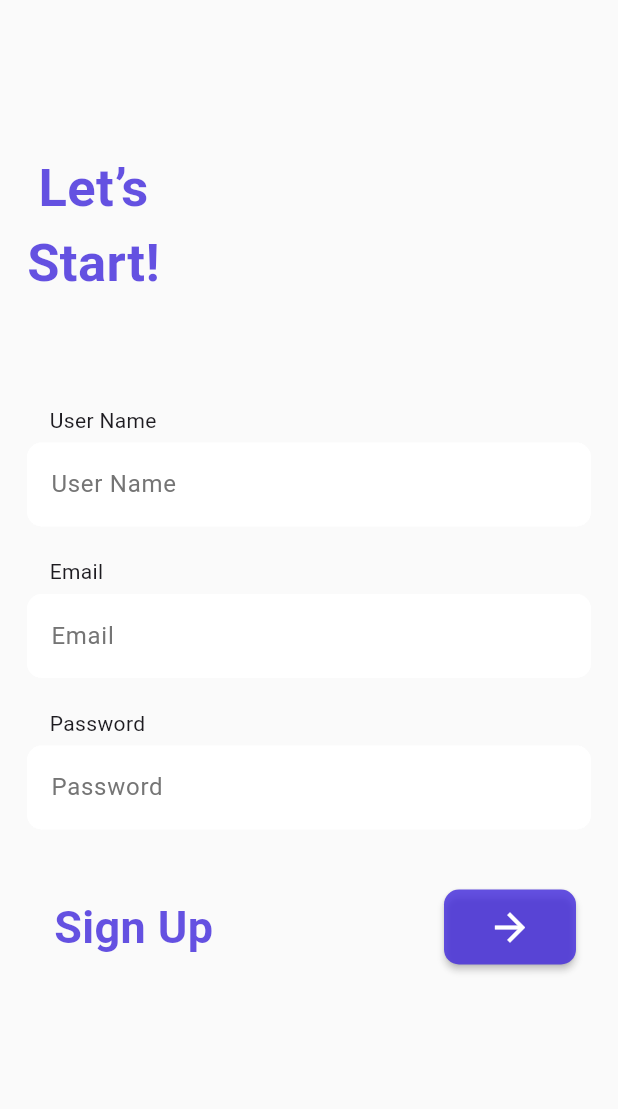
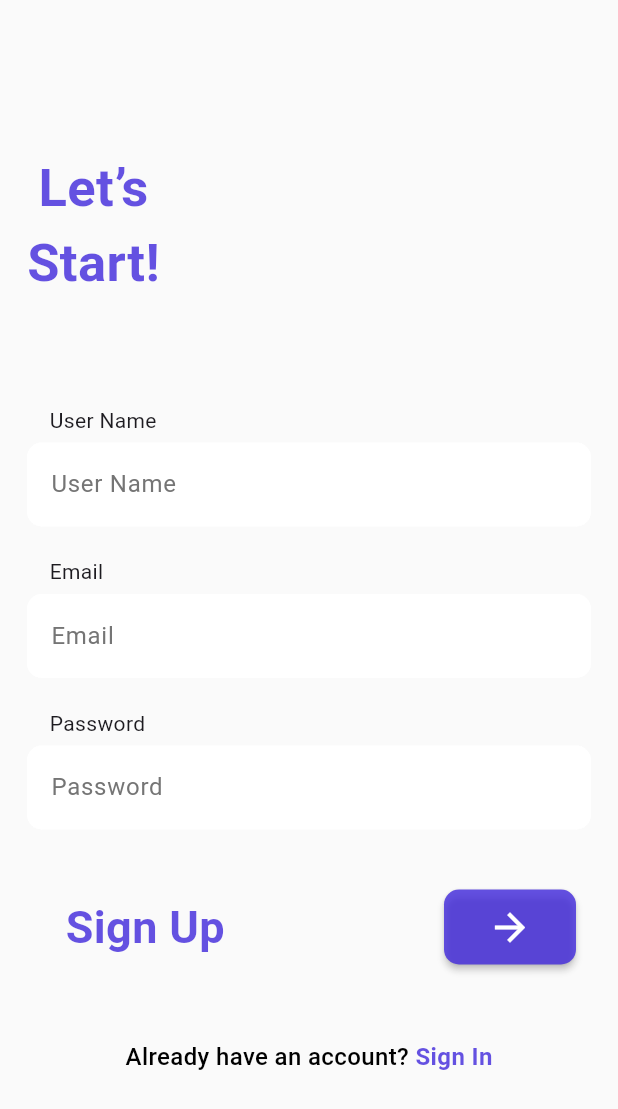
Before and after one commit to Khaled280-313/cash_flow, a Flutter app: the SignUpPage screen opened by its route, on a phone screen of 412 x 824 dp. Shown: the top 1109 px of the screen. Run offline on Flutter 3.47's test engine with Material 3 defaults, Android fonts, the phone set to English and light mode, and no system bars; our stand-ins replace dio, flutter_bloc, go_router, shared_preferences, smooth_page_indicator; accounts and stored records are empty; Roboto replaces fonts that are missing (Montserrat, Pacifico).

Commit message:
Refactor color and string management; replace ColorsApp with AppColor and StringsApp with AppStrings for improved consistency and maintainability; add CustomRowText widget for enhanced UI flexibility

```diff
--- a/lib/core/utils/colors_app.dart
+++ b/lib/core/utils/app_color.dart
@@ -1,6 +1,6 @@
 import 'package:flutter/material.dart';
 
-abstract class ColorsApp {
+abstract class AppColor {
   // Define your color palette here
   static const Color primary = Color(0xD0432BDC);
   static const Color background = Color(0xE8FAFAFA);
--- a/lib/core/utils/string_app.dart
+++ b/lib/core/utils/app_strings.dart
@@ -1,4 +1,4 @@
-abstract class StringsApp {
+abstract class AppStrings {
   static const String appName = 'Cash Flow',
       onBoardingTitle1 = 'Track your expenses with ease',
       onBoardingSubTitle1 =
@@ -15,8 +15,8 @@ abstract class StringsApp {
       createAccount = 'Create Account',
       youHaveAccount = 'You have an account?',
       alreadyHaveAccount = 'Already have an account?',
-      signUp = 'Sign Up',
-      signIn = 'Sign In',
+      signUp = ' Sign Up',
+      signIn = ' Sign In',
       email = 'Email',
       password = 'Password',
       confirmPassword = 'Confirm Password',
@@ -26,6 +26,5 @@ abstract class StringsApp {
       welcomeBack = 'Welcome Back',
       lets = "Let’s",
       start = "Start!",
-      userName ="User Name";
-
+      userName = "User Name";
 }
--- a/lib/core/utils/app_text_style.dart
+++ b/lib/core/utils/app_text_style.dart
@@ -1,23 +1,29 @@
-import 'package:cash_flow/core/utils/colors_app.dart';
+import 'package:cash_flow/core/utils/app_color.dart';
 import 'package:flutter/material.dart';
 
 abstract class AppTextStyle {
   static final kaushan400Style64 = TextStyle(
     fontSize: 44,
     fontWeight: FontWeight.bold,
-    color: ColorsApp.primary,
+    color: AppColor.primary,
     fontFamily: 'Pacifico',
   );
   static final montserrat500Style24 = TextStyle(
     fontSize: 24,
     fontWeight: FontWeight.bold,
-    color: ColorsApp.primary,
+    color: AppColor.primary,
     fontFamily: 'Montserrat',
   );
   static final montserrat300Style16 = TextStyle(
     fontSize: 16,
     fontWeight: FontWeight.w300,
-    color: ColorsApp.textSecondary,
+    color: AppColor.textSecondary,
+    fontFamily: 'Montserrat',
+  );
+  static final montserrat500Style16 = TextStyle(
+    fontSize: 16,
+    fontWeight: FontWeight.w500,
+    color: AppColor.textPrimary,
     fontFamily: 'Montserrat',
   );
 }
--- a/lib/features/auth/presentation/pages/sign_up_page.dart
+++ b/lib/features/auth/presentation/pages/sign_up_page.dart
@@ -1,11 +1,10 @@
 import 'package:cash_flow/core/function/custom_navigat.dart';
-import 'package:cash_flow/core/utils/app_text_style.dart';
-import 'package:cash_flow/core/utils/colors_app.dart';
-import 'package:cash_flow/core/utils/string_app.dart';
+import 'package:cash_flow/core/utils/app_color.dart';
+import 'package:cash_flow/core/utils/app_strings.dart';
 import 'package:cash_flow/features/auth/presentation/widgets/custom_Welcom_text.dart';
 import 'package:cash_flow/features/auth/presentation/widgets/custom_row.dart';
+import 'package:cash_flow/features/auth/presentation/widgets/custom_row_text.dart';
 import 'package:cash_flow/features/auth/presentation/widgets/custom_text_feild.dart';
-import 'package:cash_flow/features/onboarding/presentation/widgets/custom_botton.dart';
 import 'package:flutter/material.dart';
 
 class SignUpPage extends StatelessWidget {
@@ -14,7 +13,7 @@ class SignUpPage extends StatelessWidget {
   @override
   Widget build(BuildContext context) {
     return Scaffold(
-      backgroundColor: ColorsApp.background,
+      backgroundColor: AppColor.background,
       body: SafeArea(
         child: Padding(
           padding: EdgeInsets.symmetric(horizontal: 18),
@@ -23,34 +22,43 @@ class SignUpPage extends StatelessWidget {
               SliverToBoxAdapter(child: SizedBox(height: 100)),
               SliverToBoxAdapter(
                 child: CustomWelcomText(
-                    text1: StringsApp.lets, text2: StringsApp.start),
+                    text1: AppStrings.lets, text2: AppStrings.start),
               ),
               SliverToBoxAdapter(child: SizedBox(height: 50)),
               SliverToBoxAdapter(
                 child: CustomTextFeild(
-                  text: StringsApp.userName,
-                  hintText: StringsApp.userName,
+                  text: AppStrings.userName,
+                  hintText: AppStrings.userName,
+                  textInputType: TextInputType.name,
                 ),
               ),
               SliverToBoxAdapter(
                 child: CustomTextFeild(
-                  text: StringsApp.email,
-                  hintText: StringsApp.email,
+                  text: AppStrings.email,
+                  hintText: AppStrings.email,
+                  textInputType: TextInputType.emailAddress,
                 ),
               ),
               SliverToBoxAdapter(
                 child: CustomTextFeild(
-                  text: StringsApp.password,
-                  hintText: StringsApp.password,
+                  text: AppStrings.password,
+                  hintText: AppStrings.password,
+                  textInputType: TextInputType.emailAddress,
                 ),
               ),
               SliverToBoxAdapter(
                 child: CustomRow(
-                  text: StringsApp.signUp,
+                  text: AppStrings.signUp,
                   onPressed: () {
                     customNavigatPushReplacement(
                         context: context, path: "/SignIn");
                   },
+                ),
+              ),
+              SliverToBoxAdapter(
+                child: CustomRowText(
+                  text1: AppStrings.alreadyHaveAccount,
+                  text2: AppStrings.signIn,
                 ),
               )
             ],
--- a/lib/features/auth/presentation/widgets/custom_row.dart
+++ b/lib/features/auth/presentation/widgets/custom_row.dart
@@ -1,5 +1,5 @@
 import 'package:cash_flow/core/utils/app_text_style.dart';
-import 'package:cash_flow/core/utils/colors_app.dart';
+import 'package:cash_flow/core/utils/app_color.dart';
 import 'package:cash_flow/features/onboarding/presentation/widgets/custom_botton.dart';
 import 'package:flutter/material.dart';
 
@@ -11,7 +11,7 @@ class CustomRow extends StatelessWidget {
   @override
   Widget build(BuildContext context) {
     return Padding(
-      padding: const EdgeInsets.only(left: 18, top: 40, right: 10, bottom: 20),
+      padding: const EdgeInsets.only(left: 18, top: 40, right: 10, bottom: 50),
       child: Row(
         mainAxisAlignment: MainAxisAlignment.spaceBetween,
         children: [
@@ -22,10 +22,10 @@ class CustomRow extends StatelessWidget {
           CustomBotton(
               height: 50,
               onPressed: onPressed,
-              color: ColorsApp.primary,
+              color: AppColor.primary,
               child: Icon(
                 Icons.arrow_forward,
-                color: ColorsApp.white,
+                color: AppColor.white,
                 size: 30,
               ))
         ],
--- /dev/null
+++ b/lib/features/auth/presentation/widgets/custom_row_text.dart
@@ -0,0 +1,21 @@
+
+import 'package:cash_flow/core/utils/app_text_style.dart';
+import 'package:flutter/material.dart';
+
+class CustomRowText extends StatelessWidget {
+  final String text1;
+  final String text2;
+  const CustomRowText({super.key, required this.text1, required this.text2});
+
+  @override
+  Widget build(BuildContext context) {
+    return Center(
+      child: Text.rich(TextSpan(children: [
+        TextSpan(text: text1, style: AppTextStyle.montserrat500Style16),
+        TextSpan(
+            text: text2,
+            style: AppTextStyle.montserrat500Style24.copyWith(fontSize: 16)),
+      ])),
+    );
+  }
+}
--- a/lib/features/auth/presentation/widgets/custom_text_feild.dart
+++ b/lib/features/auth/presentation/widgets/custom_text_feild.dart
@@ -1,13 +1,15 @@
-import 'package:cash_flow/core/utils/colors_app.dart';
+import 'package:cash_flow/core/utils/app_color.dart';
 import 'package:flutter/material.dart';
 
 class CustomTextFeild extends StatelessWidget {
   final String text;
   final String hintText;
+  final TextInputType textInputType;
   const CustomTextFeild({
     super.key,
     required this.hintText,
     required this.text,
+    required this.textInputType,
   });
 
   @override
@@ -20,13 +22,14 @@ class CustomTextFeild extends StatelessWidget {
           child: Text(text),
         ),
         TextField(
-          cursorColor: ColorsApp.primary,
+          keyboardType: textInputType,
+          cursorColor: AppColor.primary,
           decoration: InputDecoration(
             enabled: true,
             filled: true,
-            fillColor: ColorsApp.white,
+            fillColor: AppColor.white,
             hintText: hintText,
-            hintStyle: TextStyle(color: ColorsApp.textSecondary),
+            hintStyle: TextStyle(color: AppColor.textSecondary),
             enabledBorder: getBorderStyle(),
             focusedBorder: getBorderStyle(),
           ),
@@ -40,7 +43,7 @@ OutlineInputBorder getBorderStyle() {
   return OutlineInputBorder(
       borderRadius: BorderRadius.circular(10),
       borderSide: BorderSide(
-        color: ColorsApp.white,
+        color: AppColor.white,
         width: 3,
       ));
 }
--- a/lib/features/onboarding/presentation/widgets/custom_page_indicator.dart
+++ b/lib/features/onboarding/presentation/widgets/custom_page_indicator.dart
@@ -1,4 +1,4 @@
-import 'package:cash_flow/core/utils/colors_app.dart';
+import 'package:cash_flow/core/utils/app_color.dart';
 import 'package:flutter/material.dart';
 import 'package:smooth_page_indicator/smooth_page_indicator.dart';
 
@@ -13,7 +13,7 @@ class CustomPageIndicator extends StatelessWidget {
         controller: pageController,
         count: 3,
         effect: WormEffect(
-          activeDotColor: ColorsApp.primary,
+          activeDotColor: AppColor.primary,
           dotHeight: 8,
           dotWidth: 8,
         ),
--- a/lib/features/splash_view/pages/splash_view.dart
+++ b/lib/features/splash_view/pages/splash_view.dart
@@ -1,7 +1,7 @@
 import 'package:cash_flow/core/cache/cache_helper.dart';
 import 'package:cash_flow/core/function/custom_navigat.dart';
 import 'package:cash_flow/core/utils/app_text_style.dart';
-import 'package:cash_flow/core/utils/string_app.dart';
+import 'package:cash_flow/core/utils/app_strings.dart';
 import 'package:flutter/material.dart';
 
 class SplashView extends StatefulWidget {
@@ -30,7 +30,7 @@ class _SplashViewState extends State<SplashView> {
     return Scaffold(
       body: Center(
         child: Text(
-          StringsApp.appName,
+          AppStrings.appName,
           style: AppTextStyle.kaushan400Style64,
         ),
       ),
```
Also changed, not shown: lib/features/onboarding/data/model/on_boarding_model.dart (+7 -7 lines), lib/features/onboarding/presentation/widgets/custom_botton_skip.dart (+6 -6 lines), lib/features/onboarding/presentation/widgets/get_botton.dart (+11 -11 lines), lib/main.dart (+4 -4 lines).
